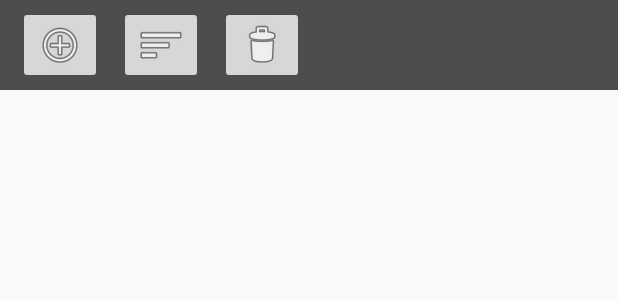
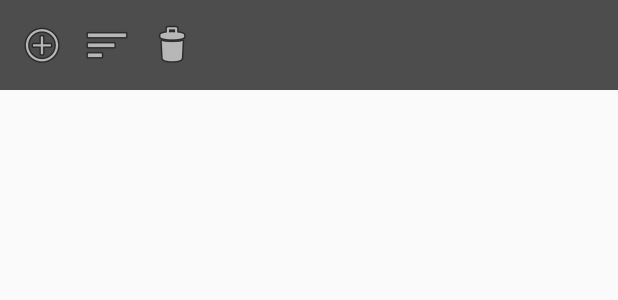
Before and after one commit to ImErick/Practica8, an Android app: the layout layout_footer.xml on its own in the app's theme, with its tools: preview values and no code run, on a phone screen of 412 x 824 dp. Shown: the top 300 px of the screen. Run offline under Robolectric (Android 15) with nearby library versions, the phone set to English and light mode, and no system bars.

Commit message:
add background color to buttons and minor fixes

```diff
--- a/app/src/main/res/layout/layout_footer.xml
+++ b/app/src/main/res/layout/layout_footer.xml
@@ -7,29 +7,31 @@
     android:layout_alignParentBottom="true">
 
     <ImageButton
-        android:id="@+id/imageButton2"
+        android:id="@+id/imageButton_list"
         android:layout_width="wrap_content"
         android:layout_height="wrap_content"
-        android:layout_alignTop="@+id/imageButton4"
+        android:layout_alignTop="@+id/imageButton_add"
         android:layout_marginLeft="11dp"
         android:layout_marginStart="11dp"
-        android:layout_toEndOf="@+id/imageButton4"
-        android:layout_toRightOf="@+id/imageButton4"
+        android:layout_toEndOf="@+id/imageButton_add"
+        android:layout_toRightOf="@+id/imageButton_add"
+        android:background="@color/principalColor"
         app:srcCompat="@android:drawable/ic_menu_sort_by_size" />
 
     <ImageButton
-        android:id="@+id/imageButton3"
+        android:id="@+id/imageButton_delete"
         android:layout_width="wrap_content"
         android:layout_height="wrap_content"
-        android:layout_alignTop="@+id/imageButton2"
+        android:layout_alignTop="@+id/imageButton_list"
         android:layout_marginLeft="11dp"
         android:layout_marginStart="11dp"
-        android:layout_toEndOf="@+id/imageButton2"
-        android:layout_toRightOf="@+id/imageButton2"
+        android:layout_toEndOf="@+id/imageButton_list"
+        android:layout_toRightOf="@+id/imageButton_list"
+        android:background="@color/principalColor"
         app:srcCompat="@android:drawable/ic_menu_delete" />
 
     <ImageButton
-        android:id="@+id/imageButton4"
+        android:id="@+id/imageButton_add"
         android:layout_width="wrap_content"
         android:layout_height="wrap_content"
         android:layout_alignParentLeft="true"
@@ -37,5 +39,6 @@
         android:layout_centerVertical="true"
         android:layout_marginLeft="12dp"
         android:layout_marginStart="12dp"
+        android:background="@color/principalColor"
         app:srcCompat="@android:drawable/ic_menu_add" />
 </RelativeLayout>
```
